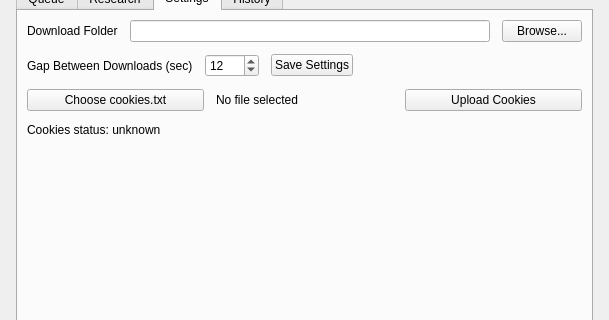
Above: apps/desktop/resources/desktop.ui from pramodelangovan/music_pipeline before the change; both pictures show x 0 to 609 and y 81 to 401 of the 609 by 620 pixel window. Below: the same form after it.
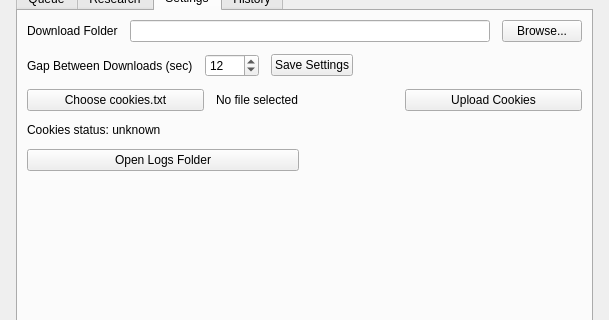
That is the form after the change. The open tabs and pages were chosen to show the change.

The edit to the form file:
```diff
--- a/apps/desktop/resources/desktop.ui
+++ b/apps/desktop/resources/desktop.ui
@@ -136,6 +136,12 @@
         </layout>
        </item>
        <item><widget class="QLabel" name="cookies_status_label"><property name="text"><string>Cookies status: unknown</string></property></widget></item>
+       <item>
+        <layout class="QHBoxLayout" name="logsRow">
+         <item><widget class="QPushButton" name="open_logs_btn"><property name="text"><string>Open Logs Folder</string></property></widget></item>
+         <item><widget class="QLabel" name="logs_path_label"><property name="text"><string></string></property><property name="textInteractionFlags"><set>Qt::TextSelectableByMouse</set></property></widget></item>
+        </layout>
+       </item>
        <item><spacer name="settingsSpacer"><property name="orientation"><enum>Qt::Vertical</enum></property><property name="sizeHint" stdset="0"><size><width>20</width><height>40</height></size></property></spacer></item>
       </layout>
      </widget>
```
